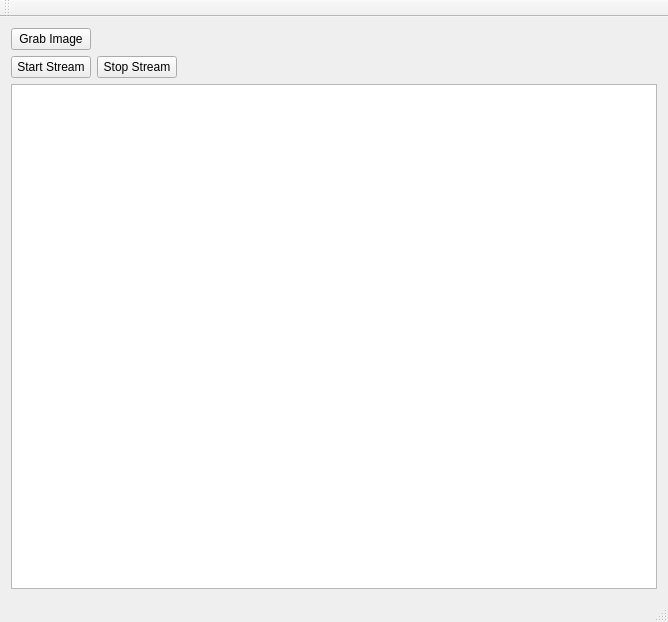
The window that mainwindow.ui (k61n/MySpinnaker) describes before a commit, drawn with Qt 5.
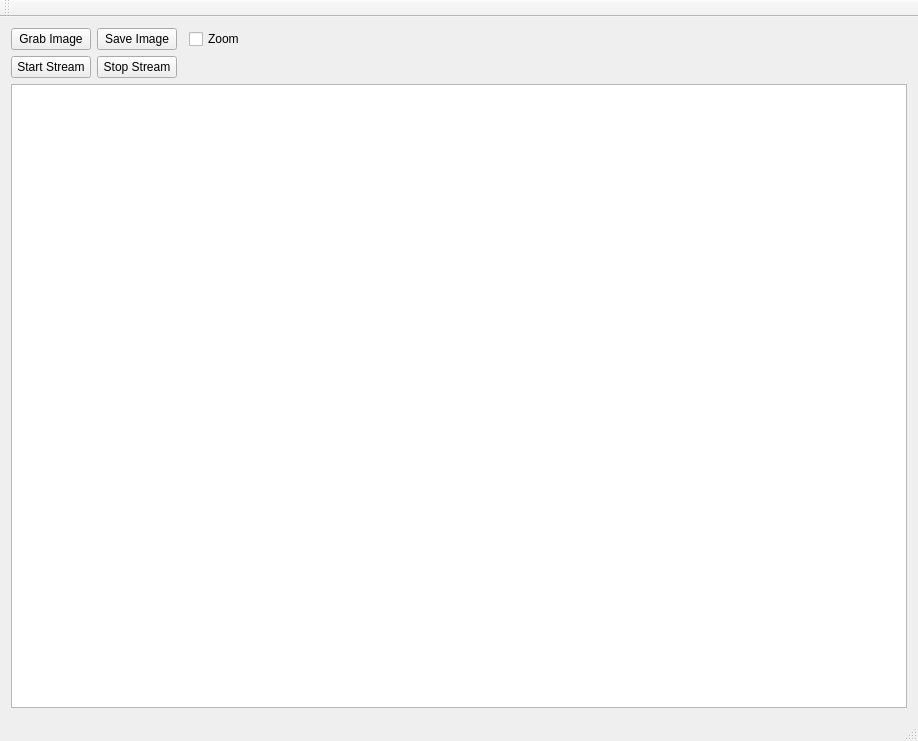
The same window after the commit.

What changed in the file:
```diff
--- a/mainwindow.ui
+++ b/mainwindow.ui
@@ -6,16 +6,58 @@
    <rect>
     <x>0</x>
     <y>0</y>
-    <width>668</width>
-    <height>622</height>
+    <width>918</width>
+    <height>741</height>
    </rect>
   </property>
+  <property name="sizePolicy">
+   <sizepolicy hsizetype="Fixed" vsizetype="Fixed">
+    <horstretch>0</horstretch>
+    <verstretch>0</verstretch>
+   </sizepolicy>
+  </property>
+  <property name="minimumSize">
+   <size>
+    <width>918</width>
+    <height>741</height>
+   </size>
+  </property>
+  <property name="maximumSize">
+   <size>
+    <width>918</width>
+    <height>741</height>
+   </size>
+  </property>
   <property name="windowTitle">
    <string>MainWindow</string>
   </property>
   <widget class="QWidget" name="centralWidget">
    <layout class="QGridLayout" name="gridLayout">
-    <item row="1" column="2">
+    <item row="1" column="0">
+     <widget class="QPushButton" name="pushButton_2">
+      <property name="text">
+       <string>Start Stream</string>
+      </property>
+     </widget>
+    </item>
+    <item row="2" column="0" colspan="4">
+     <widget class="QGraphicsView" name="graphicsView">
+      <property name="verticalScrollBarPolicy">
+       <enum>Qt::ScrollBarAlwaysOff</enum>
+      </property>
+      <property name="horizontalScrollBarPolicy">
+       <enum>Qt::ScrollBarAlwaysOff</enum>
+      </property>
+     </widget>
+    </item>
+    <item row="0" column="1">
+     <widget class="QPushButton" name="pushButton_4">
+      <property name="text">
+       <string>Save Image</string>
+      </property>
+     </widget>
+    </item>
+    <item row="1" column="3">
      <spacer name="horizontalSpacer">
       <property name="orientation">
        <enum>Qt::Horizontal</enum>
@@ -28,23 +70,6 @@
       </property>
      </spacer>
     </item>
-    <item row="0" column="0">
-     <widget class="QPushButton" name="pushButton">
-      <property name="text">
-       <string>Grab Image</string>
-      </property>
-     </widget>
-    </item>
-    <item row="2" column="0" colspan="3">
-     <widget class="QGraphicsView" name="graphicsView"/>
-    </item>
-    <item row="1" column="0">
-     <widget class="QPushButton" name="pushButton_2">
-      <property name="text">
-       <string>Start Stream</string>
-      </property>
-     </widget>
-    </item>
     <item row="1" column="1">
      <widget class="QPushButton" name="pushButton_3">
       <property name="text">
@@ -52,6 +77,20 @@
       </property>
      </widget>
     </item>
+    <item row="0" column="0">
+     <widget class="QPushButton" name="pushButton">
+      <property name="text">
+       <string>Grab Image</string>
+      </property>
+     </widget>
+    </item>
+    <item row="0" column="3">
+     <widget class="QCheckBox" name="checkZoom">
+      <property name="text">
+       <string>Zoom</string>
+      </property>
+     </widget>
+    </item>
    </layout>
   </widget>
   <widget class="QMenuBar" name="menuBar">
```
Left out of the diff: 2 changed lines with no effect on the pictures.
